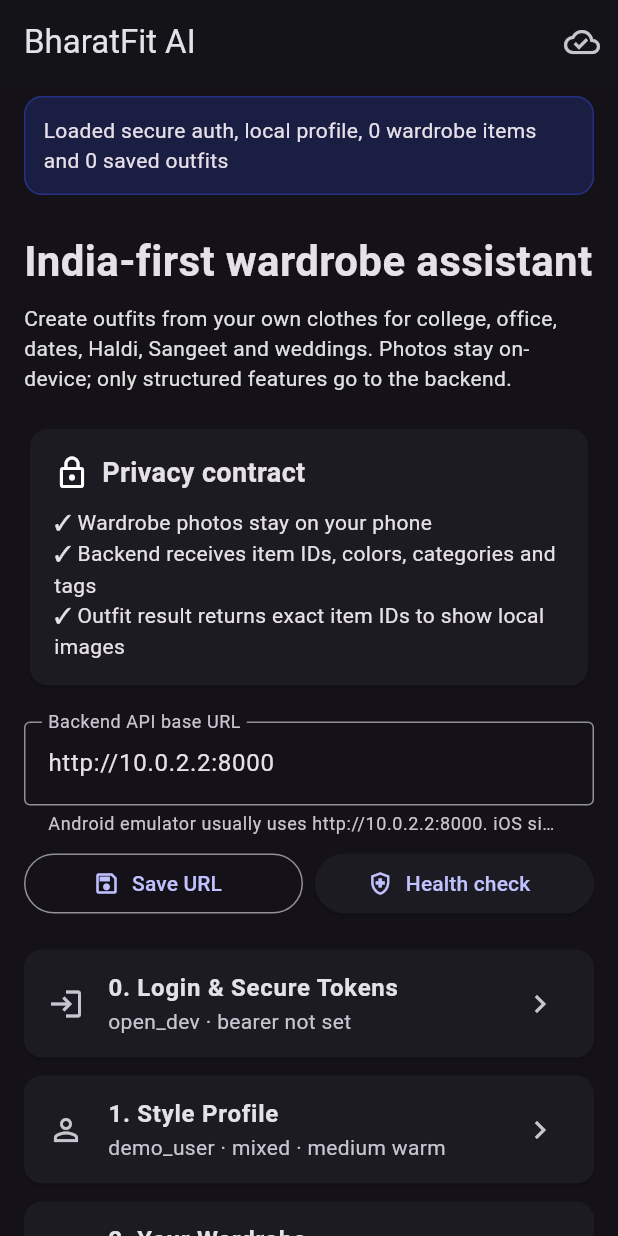
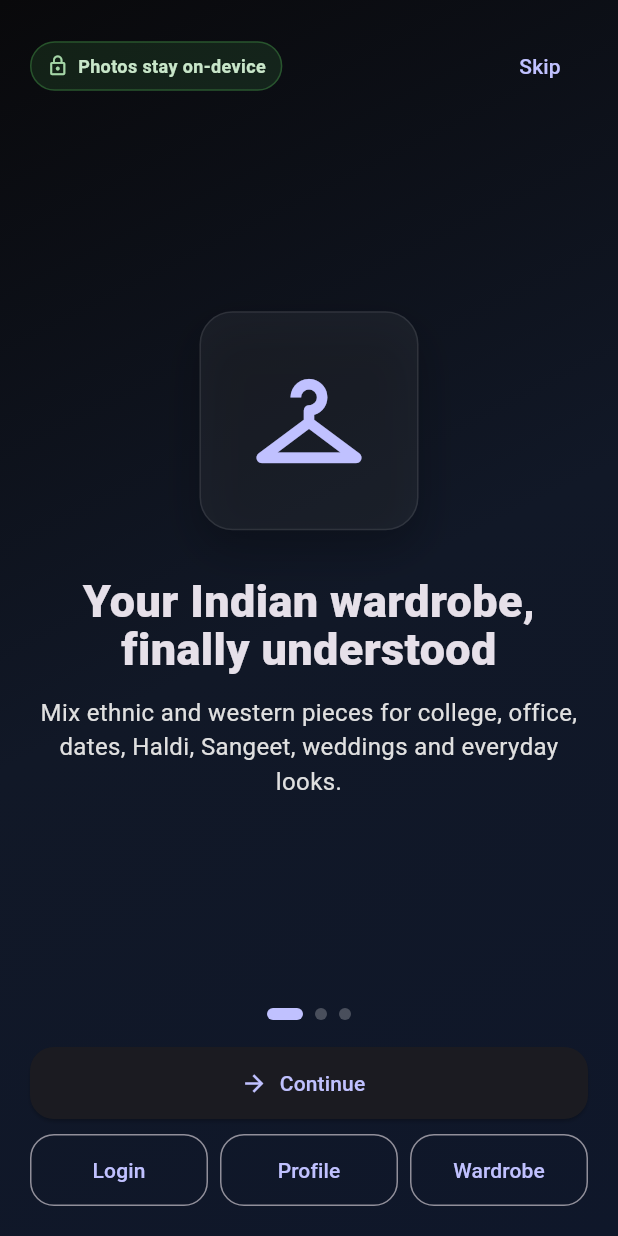
Before and after one commit to NeelamTharunKumar/New-Style, a Flutter app: the screen it shows after launch, on a phone screen of 412 x 824 dp. Run offline on Flutter 3.47's test engine with Material 3 defaults, Android fonts, the phone set to English and light mode, and no system bars; our stand-ins replace firebase_auth, firebase_core, flutter_secure_storage, image_picker, shared_preferences; accounts and stored records are empty.

Commit message:
Phase 12: add onboarding and polished app UX

```diff
--- a/flutter_app/lib/main.dart
+++ b/flutter_app/lib/main.dart
@@ -4,7 +4,7 @@ import 'data/bharatfit_api_client.dart';
 import 'data/firebase_login_service.dart';
 import 'data/local_store.dart';
 import 'data/secure_auth_store.dart';
-import 'presentation/screens/home_dashboard.dart';
+import 'presentation/screens/onboarding_screen.dart';
 import 'state/app_state.dart';
 
 void main() {
@@ -25,8 +25,29 @@ class BharatFitApp extends StatelessWidget {
           seedColor: const Color(0xFF6366F1),
           brightness: Brightness.dark,
         ),
+        scaffoldBackgroundColor: const Color(0xFF09090B),
+        appBarTheme: const AppBarTheme(
+          centerTitle: false,
+          backgroundColor: Color(0xFF09090B),
+          elevation: 0,
+        ),
+        inputDecorationTheme: InputDecorationTheme(
+          border: OutlineInputBorder(borderRadius: BorderRadius.circular(16)),
+        ),
+        elevatedButtonTheme: ElevatedButtonThemeData(
+          style: ElevatedButton.styleFrom(
+            minimumSize: const Size.fromHeight(48),
+            shape: RoundedRectangleBorder(borderRadius: BorderRadius.circular(16)),
+          ),
+        ),
+        outlinedButtonTheme: OutlinedButtonThemeData(
+          style: OutlinedButton.styleFrom(
+            minimumSize: const Size.fromHeight(48),
+            shape: RoundedRectangleBorder(borderRadius: BorderRadius.circular(16)),
+          ),
+        ),
       ),
-      home: HomeDashboard(appState: appState),
+      home: OnboardingGate(appState: appState),
       debugShowCheckedModeBanner: false,
     );
   }
--- /dev/null
+++ b/flutter_app/lib/presentation/screens/onboarding_screen.dart
@@ -0,0 +1,200 @@
+import 'package:flutter/material.dart';
+
+import '../../state/app_state.dart';
+import '../widgets/app_components.dart';
+import 'home_dashboard.dart';
+import 'login_screen.dart';
+import 'style_profile_screen.dart';
+import 'wardrobe_screen.dart';
+
+class OnboardingGate extends StatefulWidget {
+  const OnboardingGate({super.key, required this.appState});
+
+  final AppState appState;
+
+  @override
+  State<OnboardingGate> createState() => _OnboardingGateState();
+}
+
+class _OnboardingGateState extends State<OnboardingGate> {
+  @override
+  void initState() {
+    super.initState();
+    widget.appState.addListener(_refresh);
+    WidgetsBinding.instance.addPostFrameCallback((_) => widget.appState.hydrate());
+  }
+
+  @override
+  void dispose() {
+    widget.appState.removeListener(_refresh);
+    super.dispose();
+  }
+
+  void _refresh() => setState(() {});
+
+  @override
+  Widget build(BuildContext context) {
+    final state = widget.appState;
+    if (!state.isHydrated) {
+      return const AppGradientScaffold(
+        child: Center(child: CircularProgressIndicator()),
+      );
+    }
+    if (!state.hasCompletedOnboarding) {
+      return OnboardingScreen(appState: state);
+    }
+    return HomeDashboard(appState: state);
+  }
+}
+
+class OnboardingScreen extends StatefulWidget {
+  const OnboardingScreen({super.key, required this.appState});
+
+  final AppState appState;
+
+  @override
+  State<OnboardingScreen> createState() => _OnboardingScreenState();
+}
+
+class _OnboardingScreenState extends State<OnboardingScreen> {
+  final _controller = PageController();
+  int _index = 0;
+
+  @override
+  void dispose() {
+    _controller.dispose();
+    super.dispose();
+  }
+
+  Future<void> _finish() async {
+    await widget.appState.completeOnboarding();
+  }
+
+  @override
+  Widget build(BuildContext context) {
+    final pages = [
+      const _OnboardingPage(
+        icon: Icons.checkroom_outlined,
+        title: 'Your Indian wardrobe, finally understood',
+        subtitle: 'Mix ethnic and western pieces for college, office, dates, Haldi, Sangeet, weddings and everyday looks.',
+      ),
+      const _OnboardingPage(
+        icon: Icons.lock_outline,
+        title: 'Privacy-first by design',
+        subtitle: 'Wardrobe photos stay on your device. The backend receives item IDs, colors, categories and tags — not raw images.',
+      ),
+      const _OnboardingPage(
+        icon: Icons.auto_awesome_outlined,
+        title: 'Outfits from clothes you already own',
+        subtitle: 'Generate exact outfit combinations with local image previews, explanations, climate context and styling tips.',
+      ),
+    ];
+
+    return AppGradientScaffold(
+      child: SafeArea(
+        child: Padding(
+          padding: const EdgeInsets.all(20),
+          child: Column(
+            children: [
+              Row(
+                children: [
+                  const PrivacyBadge(),
+                  const Spacer(),
+                  TextButton(onPressed: _finish, child: const Text('Skip')),
+                ],
+              ),
+              Expanded(
+                child: PageView(
+                  controller: _controller,
+                  onPageChanged: (value) => setState(() => _index = value),
+                  children: pages,
+                ),
+              ),
+              Row(
+                mainAxisAlignment: MainAxisAlignment.center,
+                children: List.generate(
+                  pages.length,
+                  (i) => AnimatedContainer(
+                    duration: const Duration(milliseconds: 220),
+                    width: i == _index ? 24 : 8,
+                    height: 8,
+                    margin: const EdgeInsets.symmetric(horizontal: 4),
+                    decoration: BoxDecoration(
+                      color: i == _index ? Theme.of(context).colorScheme.primary : Colors.white24,
+                      borderRadius: BorderRadius.circular(99),
+                    ),
+                  ),
+                ),
+              ),
+              const SizedBox(height: 18),
+              SizedBox(
+                width: double.infinity,
+                child: ElevatedButton.icon(
+                  onPressed: () {
+                    if (_index < pages.length - 1) {
+                      _controller.nextPage(duration: const Duration(milliseconds: 260), curve: Curves.easeOut);
+                    } else {
+                      _finish();
+                    }
+                  },
+                  icon: Icon(_index < pages.length - 1 ? Icons.arrow_forward : Icons.done),
+                  label: Text(_index < pages.length - 1 ? 'Continue' : 'Enter BharatFit'),
+                ),
+              ),
+              const SizedBox(height: 10),
+              Row(
+                children: [
+                  Expanded(
+                    child: OutlinedButton(
+                      onPressed: () => Navigator.push(context, MaterialPageRoute(builder: (_) => LoginScreen(appState: widget.appState))),
+                      child: const Text('Login'),
+                    ),
+                  ),
+                  const SizedBox(width: 8),
+                  Expanded(
+                    child: OutlinedButton(
+                      onPressed: () => Navigator.push(context, MaterialPageRoute(builder: (_) => StyleProfileScreen(appState: widget.appState))),
+                      child: const Text('Profile'),
+                    ),
+                  ),
+                  const SizedBox(width: 8),
+                  Expanded(
+                    child: OutlinedButton(
+                      onPressed: () => Navigator.push(context, MaterialPageRoute(builder: (_) => WardrobeScreen(appState: widget.appState))),
+                      child: const Text('Wardrobe'),
+                    ),
+                  ),
+                ],
+              ),
+            ],
+          ),
+        ),
+      ),
+    );
+  }
+}
+
+class _OnboardingPage extends StatelessWidget {
+  const _OnboardingPage({required this.icon, required this.title, required this.subtitle});
+
+  final IconData icon;
+  final String title;
+  final String subtitle;
+
+  @override
+  Widget build(BuildContext context) {
+    return Column(
+      mainAxisAlignment: MainAxisAlignment.center,
+      children: [
+        PremiumCard(
+          padding: const EdgeInsets.all(30),
+          child: Icon(icon, size: 84, color: Theme.of(context).colorScheme.primary),
+        ),
+        const SizedBox(height: 32),
+        Text(title, textAlign: TextAlign.center, style: const TextStyle(fontSize: 30, fontWeight: FontWeight.w900, height: 1.08)),
+        const SizedBox(height: 14),
+        Text(subtitle, textAlign: TextAlign.center, style: TextStyle(color: Colors.grey.shade300, fontSize: 16, height: 1.45)),
+      ],
+    );
+  }
+}
--- a/flutter_app/lib/presentation/screens/your_outfits_screen.dart
+++ b/flutter_app/lib/presentation/screens/your_outfits_screen.dart
@@ -2,6 +2,7 @@ import 'package:flutter/material.dart';
 
 import '../../data/app_models.dart';
 import '../../state/app_state.dart';
+import '../widgets/app_components.dart';
 import '../widgets/local_wardrobe_image.dart';
 import '../widgets/status_banner.dart';
 import 'wardrobe_screen.dart';
@@ -63,7 +64,7 @@ class _YourOutfitsScreenState extends State<YourOutfitsScreen> {
   @override
   Widget build(BuildContext context) {
     final state = widget.appState;
-    return Scaffold(
+    return AppGradientScaffold(
       appBar: AppBar(title: const Text('Your Outfits')),
       body: ListView(
         padding: const EdgeInsets.only(bottom: 24),
@@ -74,12 +75,7 @@ class _YourOutfitsScreenState extends State<YourOutfitsScreen> {
             child: Column(
               crossAxisAlignment: CrossAxisAlignment.start,
               children: [
-                const Text('Generate from your wardrobe', style: TextStyle(fontSize: 24, fontWeight: FontWeight.w700)),
-                const SizedBox(height: 8),
-                Text(
-                  'Backend returns exact item IDs. The app maps them to local wardrobe references, so the final UI can show your real local photos.',
-                  style: TextStyle(color: Colors.grey.shade300),
-                ),
+                const SectionHeader(title: 'Generate from your wardrobe', subtitle: 'Choose an Indian occasion and weather context. Results map back to local photos.'),
                 const SizedBox(height: 16),
                 DropdownButtonFormField<String>(
                   value: _occasion,
@@ -146,7 +142,11 @@ class _YourOutfitsScreenState extends State<YourOutfitsScreen> {
                 ),
                 const SizedBox(height: 20),
                 if (state.outfits.isEmpty)
-                  const Text('Generated outfits will appear here.')
+                  const EmptyState(
+                    icon: Icons.auto_awesome_outlined,
+                    title: 'No generated outfits yet',
+                    subtitle: 'Add wardrobe items, choose an occasion, and BharatFit will compose looks from your own clothes.',
+                  )
                 else
                   ...state.outfits.map((outfit) => _OutfitCard(outfit: outfit, state: state)),
               ],
@@ -167,7 +167,7 @@ class _OutfitCard extends StatelessWidget {
   @override
   Widget build(BuildContext context) {
     final items = outfit.itemIds.map(state.itemById).whereType<WardrobeItem>().toList();
-    return Card(
+    return PremiumCard(
       margin: const EdgeInsets.only(bottom: 16),
       child: Padding(
         padding: const EdgeInsets.all(16),
--- /dev/null
+++ b/flutter_app/lib/presentation/widgets/app_components.dart
@@ -0,0 +1,177 @@
+import 'package:flutter/material.dart';
+
+class AppGradientScaffold extends StatelessWidget {
+  const AppGradientScaffold({
+    super.key,
+    this.child,
+    this.body,
+    this.appBar,
+    this.floatingActionButton,
+    this.bottomNavigationBar,
+  });
+
+  final Widget? child;
+  final Widget? body;
+  final PreferredSizeWidget? appBar;
+  final Widget? floatingActionButton;
+  final Widget? bottomNavigationBar;
+
+  @override
+  Widget build(BuildContext context) {
+    return Scaffold(
+      extendBodyBehindAppBar: false,
+      appBar: appBar,
+      floatingActionButton: floatingActionButton,
+      bottomNavigationBar: bottomNavigationBar,
+      body: Container(
+        decoration: const BoxDecoration(
+          gradient: LinearGradient(
+            begin: Alignment.topLeft,
+            end: Alignment.bottomRight,
+            colors: [Color(0xFF09090B), Color(0xFF111827), Color(0xFF0F172A)],
+          ),
+        ),
+        child: body ?? child ?? const SizedBox.shrink(),
+      ),
+    );
+  }
+}
+
+class PremiumCard extends StatelessWidget {
+  const PremiumCard({super.key, required this.child, this.padding = const EdgeInsets.all(16), this.margin});
+
+  final Widget child;
+  final EdgeInsetsGeometry padding;
+  final EdgeInsetsGeometry? margin;
+
+  @override
+  Widget build(BuildContext context) {
+    return Container(
+      margin: margin,
+      padding: padding,
+      decoration: BoxDecoration(
+        color: Colors.white.withOpacity(0.055),
+        borderRadius: BorderRadius.circular(22),
+        border: Border.all(color: Colors.white.withOpacity(0.09)),
+        boxShadow: [
+          BoxShadow(
+            color: Colors.black.withOpacity(0.24),
+            blurRadius: 24,
+            offset: const Offset(0, 12),
+          ),
+        ],
+      ),
+      child: child,
+    );
+  }
+}
+
+class SectionHeader extends StatelessWidget {
+  const SectionHeader({super.key, required this.title, this.subtitle, this.action});
+
+  final String title;
+  final String? subtitle;
+  final Widget? action;
+
+  @override
+  Widget build(BuildContext context) {
+    return Row(
+      crossAxisAlignment: CrossAxisAlignment.start,
+      children: [
+        Expanded(
+          child: Column(
+            crossAxisAlignment: CrossAxisAlignment.start,
+            children: [
+              Text(title, style: const TextStyle(fontSize: 20, fontWeight: FontWeight.w800)),
+              if (subtitle != null) ...[
+                const SizedBox(height: 4),
+                Text(subtitle!, style: TextStyle(color: Colors.grey.shade300, height: 1.35)),
+              ],
+            ],
+          ),
+        ),
+        if (action != null) action!,
+      ],
+    );
+  }
+}
+
+class StatPill extends StatelessWidget {
+  const StatPill({super.key, required this.label, required this.value, this.icon});
+
+  final String label;
+  final String value;
+  final IconData? icon;
+
+  @override
+  Widget build(BuildContext context) {
+    return Container(
+      padding: const EdgeInsets.symmetric(horizontal: 12, vertical: 10),
+      decoration: BoxDecoration(
+        color: Colors.white.withOpacity(0.06),
+        borderRadius: BorderRadius.circular(16),
+        border: Border.all(color: Colors.white10),
+      ),
+      child: Row(
+        mainAxisSize: MainAxisSize.min,
+        children: [
+          if (icon != null) ...[Icon(icon, size: 16), const SizedBox(width: 6)],
+          Text(value, style: const TextStyle(fontWeight: FontWeight.w900)),
+          const SizedBox(width: 4),
+          Text(label, style: TextStyle(color: Colors.grey.shade300)),
+        ],
+      ),
+    );
+  }
+}
+
+class EmptyState extends StatelessWidget {
+  const EmptyState({super.key, required this.icon, required this.title, required this.subtitle, this.action});
+
+  final IconData icon;
+  final String title;
+  final String subtitle;
+  final Widget? action;
+
+  @override
+  Widget build(BuildContext context) {
+    return PremiumCard(
+      child: Column(
+        children: [
+          Icon(icon, size: 42, color: Theme.of(context).colorScheme.primary),
+          const SizedBox(height: 12),
+          Text(title, style: const TextStyle(fontSize: 18, fontWeight: FontWeight.w800), textAlign: TextAlign.center),
+          const SizedBox(height: 6),
+          Text(subtitle, style: TextStyle(color: Colors.grey.shade300), textAlign: TextAlign.center),
+          if (action != null) ...[const SizedBox(height: 16), action!],
+        ],
+      ),
+    );
+  }
+}
+
+class PrivacyBadge extends StatelessWidget {
+  const PrivacyBadge({super.key, this.label = 'Photos stay on-device'});
+
+  final String label;
+
+  @override
+  Widget build(BuildContext context) {
+    return Container(
+      padding: const EdgeInsets.symmetric(horizontal: 10, vertical: 7),
+      decoration: BoxDecoration(
+        color: Colors.green.withOpacity(0.14),
+        borderRadius: BorderRadius.circular(99),
+        border: Border.all(color: Colors.green.withOpacity(0.35)),
+      ),
+      child: Row(
+        mainAxisSize: MainAxisSize.min,
+        children: [
+          Icon(Icons.lock_outline, size: 15, color: Colors.green.shade200),
+          const SizedBox(width: 6),
+          Text(label, style: TextStyle(color: Colors.green.shade100, fontWeight: FontWeight.w700, fontSize: 12)),
+        ],
+      ),
+    );
+  }
+}
```
Also changed, not shown: flutter_app/lib/data/local_store.dart (+12 -0 lines), flutter_app/lib/presentation/screens/home_dashboard.dart (+32 -6 lines), flutter_app/lib/presentation/screens/wardrobe_screen.dart (+82 -13 lines), flutter_app/lib/state/app_state.dart (+15 -0 lines), 4 other files.
